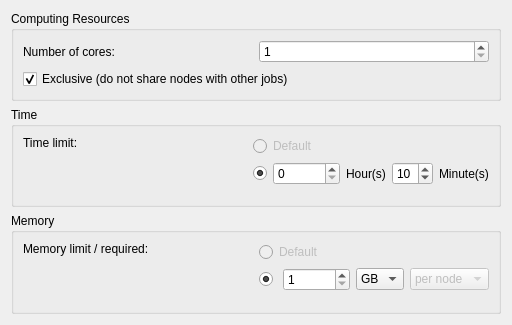
The window that src/genericgui/ResourceRequirementsWizardPage.ui (SalomePlatform/jobmanager) describes before a commit, drawn with Qt 5.
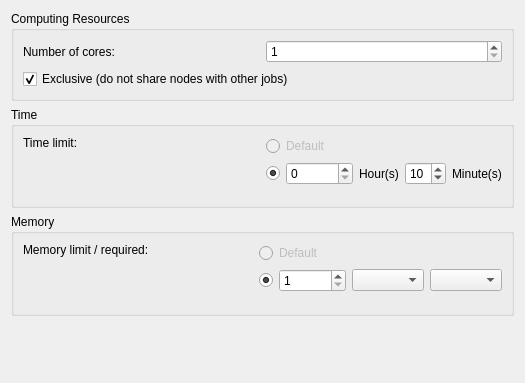
The same window after the commit.

Commit message: Add job parameter Memory per CPU (EDF issue #2671)

```diff
--- a/src/genericgui/ResourceRequirementsWizardPage.ui
+++ b/src/genericgui/ResourceRequirementsWizardPage.ui
@@ -6,8 +6,8 @@
    <rect>
     <x>0</x>
     <y>0</y>
-    <width>512</width>
-    <height>325</height>
+    <width>525</width>
+    <height>383</height>
    </rect>
   </property>
   <property name="windowTitle">
@@ -253,36 +253,12 @@
           <item>
            <widget class="QComboBox" name="combo_memory">
             <property name="currentIndex">
-             <number>1</number>
+             <number>-1</number>
             </property>
-            <item>
-             <property name="text">
-              <string>MB</string>
-             </property>
-            </item>
-            <item>
-             <property name="text">
-              <string>GB</string>
-             </property>
-            </item>
            </widget>
           </item>
           <item>
-           <widget class="QComboBox" name="comboBox_2">
-            <property name="enabled">
-             <bool>false</bool>
-            </property>
-            <item>
-             <property name="text">
-              <string>per node</string>
-             </property>
-            </item>
-            <item>
-             <property name="text">
-              <string>per core</string>
-             </property>
-            </item>
-           </widget>
+           <widget class="QComboBox" name="combo_memory_req_type"/>
           </item>
          </layout>
         </item>
@@ -304,6 +280,32 @@
      </layout>
     </widget>
    </item>
+   <item>
+    <layout class="QHBoxLayout" name="horizontalLayout_6">
+     <item>
+      <widget class="QLabel" name="label_warning_icon"/>
+     </item>
+     <item>
+      <widget class="QLabel" name="label_warning_text">
+       <property name="sizePolicy">
+        <sizepolicy hsizetype="Expanding" vsizetype="Fixed">
+         <horstretch>0</horstretch>
+         <verstretch>0</verstretch>
+        </sizepolicy>
+       </property>
+       <property name="minimumSize">
+        <size>
+         <width>0</width>
+         <height>50</height>
+        </size>
+       </property>
+       <property name="wordWrap">
+        <bool>true</bool>
+       </property>
+      </widget>
+     </item>
+    </layout>
+   </item>
   </layout>
  </widget>
  <resources/>
```
Left out of the diff: 2 changed lines with no effect on the pictures. The commit also changes 7 other files.
